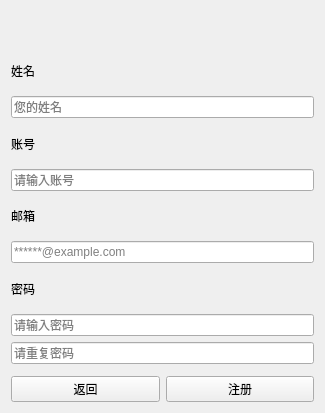
TT2TER/Echoplex, file client/ui/register.ui: the form before one commit.
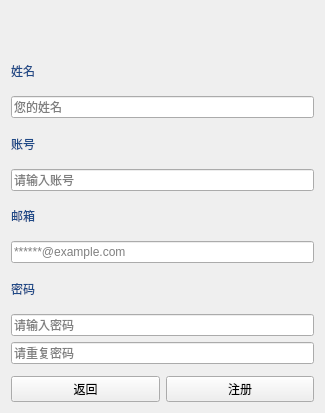
The form after the commit. Custom widgets are drawn as their Qt base class.

The edit to the form file:
```diff
--- a/client/ui/register.ui
+++ b/client/ui/register.ui
@@ -33,7 +33,125 @@
       </spacer>
      </item>
      <item>
-      <widget class="Lable" name="label">
+      <widget class="QLabel" name="label">
+       <property name="palette">
+        <palette>
+         <active>
+          <colorrole role="WindowText">
+           <brush brushstyle="SolidPattern">
+            <color alpha="255">
+             <red>32</red>
+             <green>74</green>
+             <blue>135</blue>
+            </color>
+           </brush>
+          </colorrole>
+          <colorrole role="Text">
+           <brush brushstyle="SolidPattern">
+            <color alpha="255">
+             <red>52</red>
+             <green>101</green>
+             <blue>164</blue>
+            </color>
+           </brush>
+          </colorrole>
+          <colorrole role="ButtonText">
+           <brush brushstyle="SolidPattern">
+            <color alpha="255">
+             <red>0</red>
+             <green>0</green>
+             <blue>0</blue>
+            </color>
+           </brush>
+          </colorrole>
+          <colorrole role="PlaceholderText">
+           <brush brushstyle="SolidPattern">
+            <color alpha="128">
+             <red>52</red>
+             <green>101</green>
+             <blue>164</blue>
+            </color>
+           </brush>
+          </colorrole>
+         </active>
+         <inactive>
+          <colorrole role="WindowText">
+           <brush brushstyle="SolidPattern">
+            <color alpha="255">
+             <red>32</red>
+             <green>74</green>
+             <blue>135</blue>
+            </color>
+           </brush>
+          </colorrole>
+          <colorrole role="Text">
+           <brush brushstyle="SolidPattern">
+            <color alpha="255">
+             <red>52</red>
+             <green>101</green>
+             <blue>164</blue>
+            </color>
+           </brush>
+          </colorrole>
+          <colorrole role="ButtonText">
+           <brush brushstyle="SolidPattern">
+            <color alpha="255">
+             <red>0</red>
+             <green>0</green>
+             <blue>0</blue>
+            </color>
+           </brush>
+          </colorrole>
+          <colorrole role="PlaceholderText">
+           <brush brushstyle="SolidPattern">
+            <color alpha="128">
+             <red>52</red>
+             <green>101</green>
+             <blue>164</blue>
+            </color>
+           </brush>
+          </colorrole>
+         </inactive>
+         <disabled>
+          <colorrole role="WindowText">
+           <brush brushstyle="SolidPattern">
+            <color alpha="255">
+             <red>190</red>
+             <green>190</green>
+             <blue>190</blue>
+            </color>
+           </brush>
+          </colorrole>
+          <colorrole role="Text">
+           <brush brushstyle="SolidPattern">
+            <color alpha="255">
+             <red>190</red>
+             <green>190</green>
+             <blue>190</blue>
+            </color>
+           </brush>
+          </colorrole>
+          <colorrole role="ButtonText">
+           <brush brushstyle="SolidPattern">
+            <color alpha="255">
+             <red>190</red>
+             <green>190</green>
+             <blue>190</blue>
+            </color>
+           </brush>
+          </colorrole>
+          <colorrole role="PlaceholderText">
+           <brush brushstyle="SolidPattern">
+            <color alpha="128">
+             <red>0</red>
+             <green>0</green>
+             <blue>0</blue>
+            </color>
+           </brush>
+          </colorrole>
+         </disabled>
+        </palette>
+       </property>
        <property name="text">
         <string>姓名</string>
        </property>
@@ -47,7 +165,44 @@
       </widget>
      </item>
      <item>
-      <widget class="Lable" name="label_2">
+      <widget class="QLabel" name="label_2">
+       <property name="palette">
+        <palette>
+         <active>
+          <colorrole role="WindowText">
+           <brush brushstyle="SolidPattern">
+            <color alpha="255">
+             <red>32</red>
+             <green>74</green>
+             <blue>135</blue>
+            </color>
+           </brush>
+          </colorrole>
+         </active>
+         <inactive>
+          <colorrole role="WindowText">
+           <brush brushstyle="SolidPattern">
+            <color alpha="255">
+             <red>32</red>
+             <green>74</green>
+             <blue>135</blue>
+            </color>
+           </brush>
+          </colorrole>
+         </inactive>
+         <disabled>
+          <colorrole role="WindowText">
+           <brush brushstyle="SolidPattern">
+            <color alpha="255">
+             <red>190</red>
+             <green>190</green>
+             <blue>190</blue>
+            </color>
+           </brush>
+          </colorrole>
+         </disabled>
+        </palette>
+       </property>
        <property name="text">
         <string>账号</string>
        </property>
@@ -64,7 +219,44 @@
       </widget>
      </item>
      <item>
-      <widget class="Lable" name="label_5">
+      <widget class="QLabel" name="label_5">
+       <property name="palette">
+        <palette>
+         <active>
+          <colorrole role="WindowText">
+           <brush brushstyle="SolidPattern">
+            <color alpha="255">
+             <red>32</red>
+             <green>74</green>
+             <blue>135</blue>
+            </color>
+           </brush>
+          </colorrole>
+         </active>
+         <inactive>
+          <colorrole role="WindowText">
+           <brush brushstyle="SolidPattern">
+            <color alpha="255">
+             <red>32</red>
+             <green>74</green>
+             <blue>135</blue>
+            </color>
+           </brush>
+          </colorrole>
+         </inactive>
+         <disabled>
+          <colorrole role="WindowText">
+           <brush brushstyle="SolidPattern">
+            <color alpha="255">
+             <red>190</red>
+             <green>190</green>
+             <blue>190</blue>
+            </color>
+           </brush>
+          </colorrole>
+         </disabled>
+        </palette>
+       </property>
        <property name="text">
         <string>邮箱</string>
        </property>
@@ -81,7 +273,44 @@
       </widget>
      </item>
      <item>
-      <widget class="Lable" name="label_3">
+      <widget class="QLabel" name="label_3">
+       <property name="palette">
+        <palette>
+         <active>
+          <colorrole role="WindowText">
+           <brush brushstyle="SolidPattern">
+            <color alpha="255">
+             <red>32</red>
+             <green>74</green>
+             <blue>135</blue>
+            </color>
+           </brush>
+          </colorrole>
+         </active>
+         <inactive>
+          <colorrole role="WindowText">
+           <brush brushstyle="SolidPattern">
+            <color alpha="255">
+             <red>32</red>
+             <green>74</green>
+             <blue>135</blue>
+            </color>
+           </brush>
+          </colorrole>
+         </inactive>
+         <disabled>
+          <colorrole role="WindowText">
+           <brush brushstyle="SolidPattern">
+            <color alpha="255">
+             <red>190</red>
+             <green>190</green>
+             <blue>190</blue>
+            </color>
+           </brush>
+          </colorrole>
+         </disabled>
+        </palette>
+       </property>
        <property name="text">
         <string>密码</string>
        </property>
@@ -148,11 +377,6 @@
    <extends>QLineEdit</extends>
    <header>qfluentwidgets</header>
   </customwidget>
-  <customwidget>
-   <class>Lable</class>
-   <extends>QLabel</extends>
-   <header>qfluentwidgets</header>
-  </customwidget>
   <customwidget>
    <class>PushButton</class>
    <extends>QPushButton</extends>
```
Left out of the diff: 533 changed lines with no effect on the pictures.
